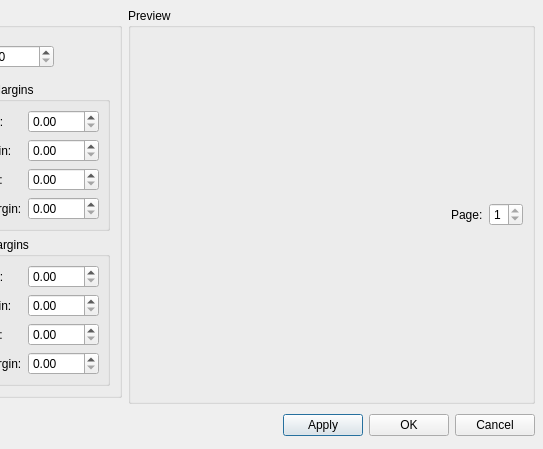
Old version of the form mscore/mscore/pagesettings.ui in the repository musescore/musescore-old; both pictures show x 234 to 777 and y 0 to 449 of the 777 by 449 pixel window.
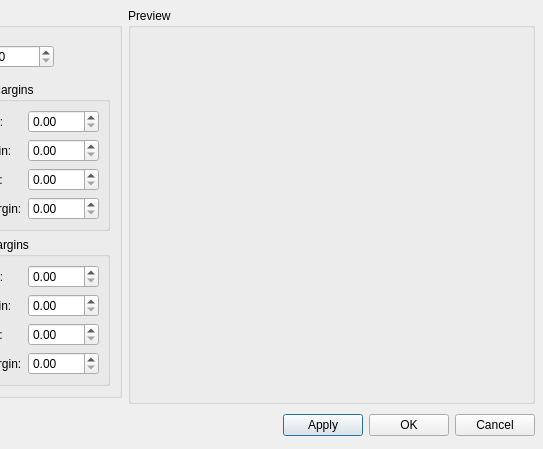
New version of the form.

Commit message: next iteration for page preview and navigator

Patch:
```diff
--- a/mscore/mscore/pagesettings.ui
+++ b/mscore/mscore/pagesettings.ui
@@ -7,7 +7,7 @@
     <x>0</x>
     <y>0</y>
     <width>777</width>
-    <height>436</height>
+    <height>445</height>
    </rect>
   </property>
   <property name="minimumSize">
@@ -602,38 +602,7 @@
      </property>
      <layout class="QVBoxLayout" name="verticalLayout">
       <item>
-       <layout class="QHBoxLayout" name="horizontalLayout">
-        <item>
-         <spacer name="horizontalSpacer">
-          <property name="orientation">
-           <enum>Qt::Horizontal</enum>
-          </property>
-          <property name="sizeHint" stdset="0">
-           <size>
-            <width>40</width>
-            <height>20</height>
-           </size>
-          </property>
-         </spacer>
-        </item>
-        <item>
-         <widget class="QLabel" name="label_13">
-          <property name="text">
-           <string>Page:</string>
-          </property>
-         </widget>
-        </item>
-        <item>
-         <widget class="QSpinBox" name="previewPage">
-          <property name="minimum">
-           <number>1</number>
-          </property>
-          <property name="maximum">
-           <number>1</number>
-          </property>
-         </widget>
-        </item>
-       </layout>
+       <layout class="QHBoxLayout" name="horizontalLayout"/>
       </item>
      </layout>
     </widget>
```
The commit also changes 12 other files.
